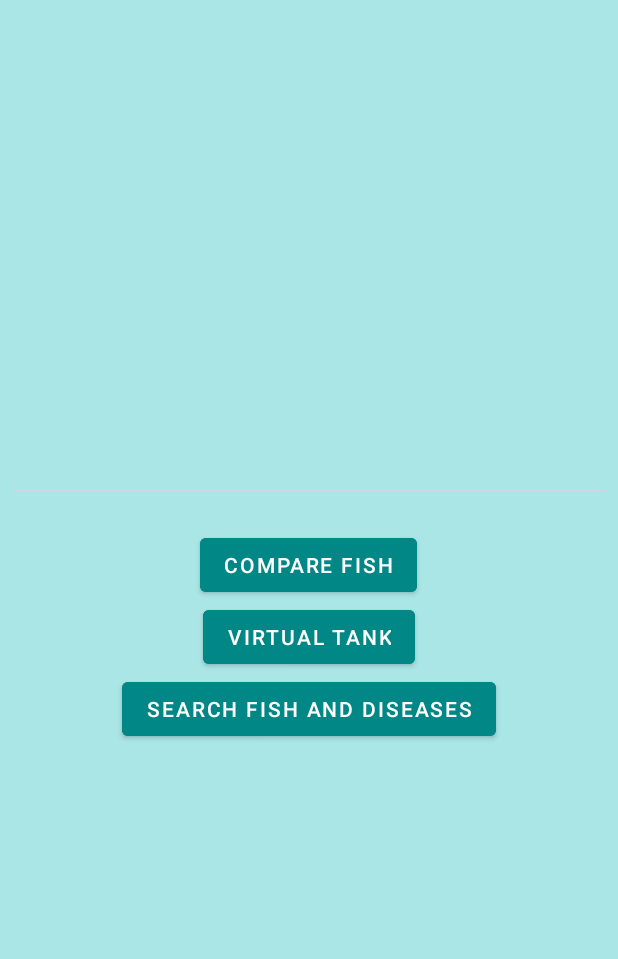
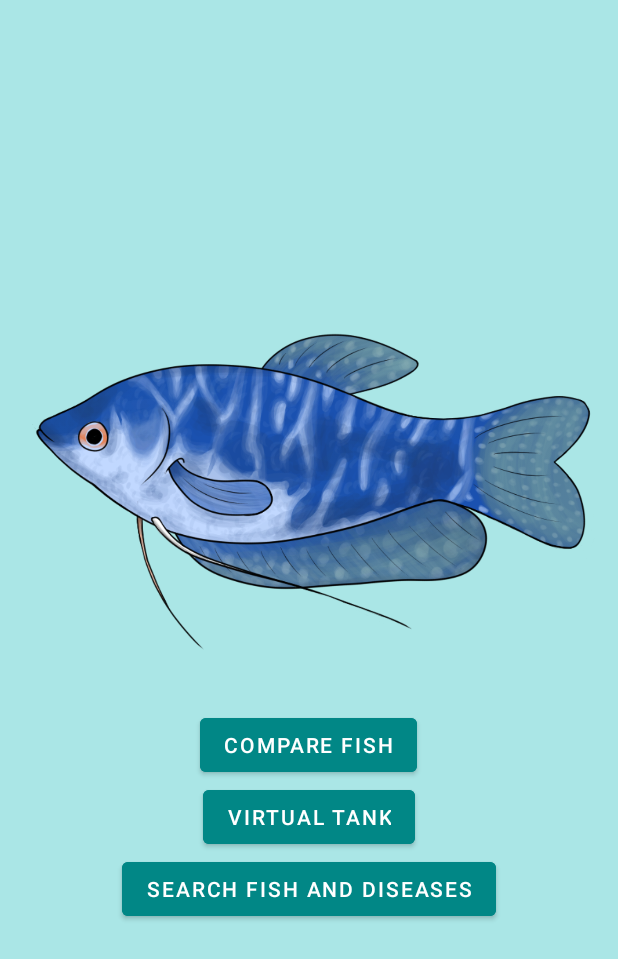
Before and after one commit to Char-318/FishCompatibility, an Android app: the layout activity_main.xml on its own in the app's theme, with its tools: preview values and no code run, on a phone screen of 412 x 824 dp. Shown: the top 959 px of the screen. Run offline under Robolectric (Android 15) with nearby library versions, the phone set to English and light mode, and no system bars.

Commit message:
Adding logo image to home screen

```diff
--- a/FishCompatibility/app/src/main/res/layout/activity_main.xml
+++ b/FishCompatibility/app/src/main/res/layout/activity_main.xml
@@ -21,13 +21,15 @@
         app:layout_constraintStart_toStartOf="parent"
         app:layout_constraintTop_toTopOf="parent">
 
-        <!-- TODO: Change ImageView to actual logo image -->
         <ImageView
             android:id="@+id/logoImage"
             android:layout_width="match_parent"
             android:layout_height="wrap_content"
+            android:adjustViewBounds="true"
             android:contentDescription="@string/logo_content_desc"
-            tools:srcCompat="@tools:sample/avatars" />
+            android:cropToPadding="false"
+            android:scaleType="fitCenter"
+            tools:srcCompat="@drawable/gourami" />
 
         <Space
             android:layout_width="match_parent"
```
